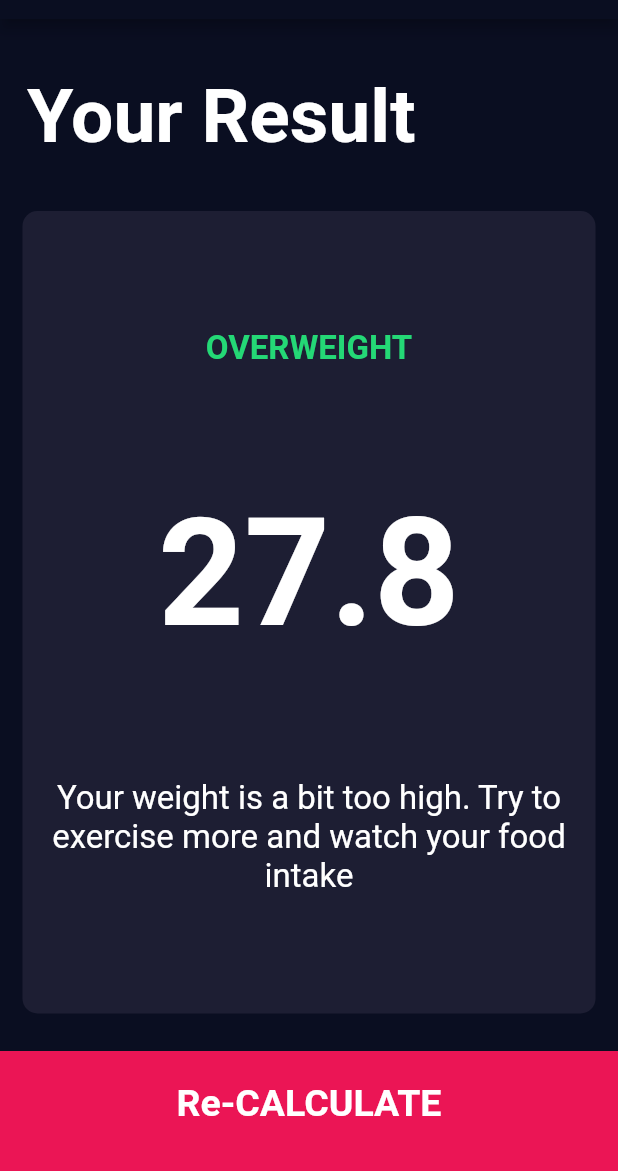
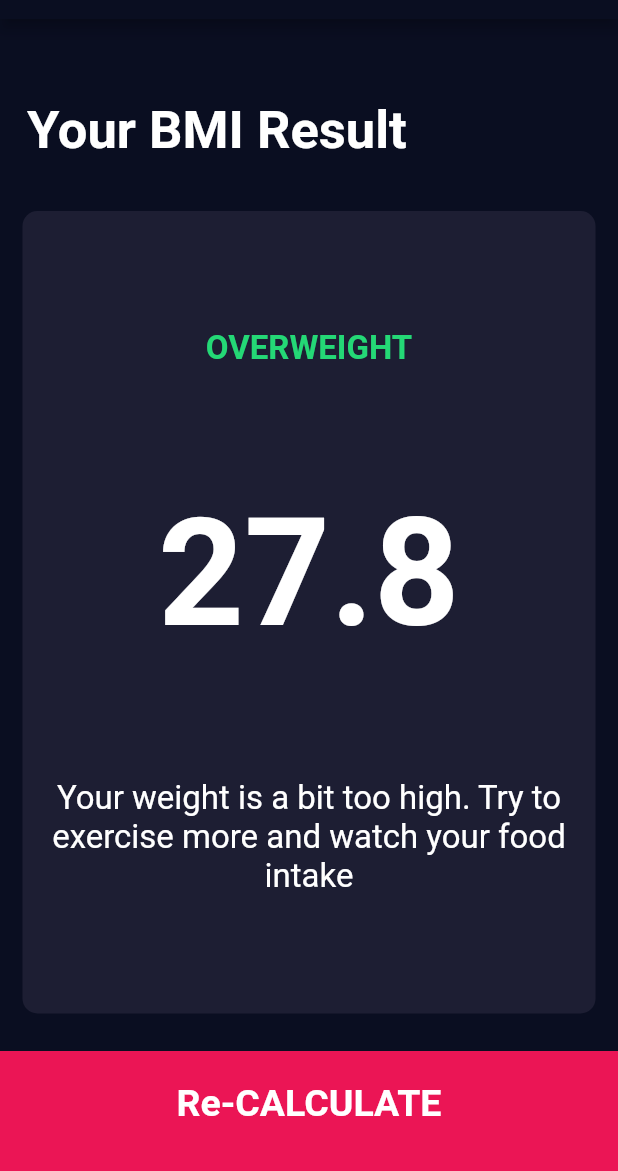
Before and after one commit to timothylombard/BMI-calculator, a Flutter app: the screen it shows after launch, after a tap on "CALCULATE", on a phone screen of 412 x 824 dp, the part 65-1236 px from its top. Run offline on Flutter 3.47's test engine with Material 2 defaults, Android fonts, the phone set to English and light mode, and no system bars; our stand-ins replace font_awesome_flutter.

Commit message:
reduce title text size on results page

```diff
--- a/lib/constants.dart
+++ b/lib/constants.dart
@@ -16,7 +16,7 @@ fontWeight: FontWeight.bold,
 );
 
 const kTitleTextSize = TextStyle(
-  fontSize: 50.0,
+  fontSize: 35.0,
   fontWeight: FontWeight.bold,
 );
 
--- a/lib/screens/results.dart
+++ b/lib/screens/results.dart
@@ -28,7 +28,7 @@ class ResultsPage extends StatelessWidget {
                 padding: EdgeInsets.all(18.0),
                 alignment: Alignment.bottomLeft,
                 child: Text(
-                  'Your Result',
+                  'Your BMI Result',
                   style: kTitleTextSize,
                 )
               )),
```
